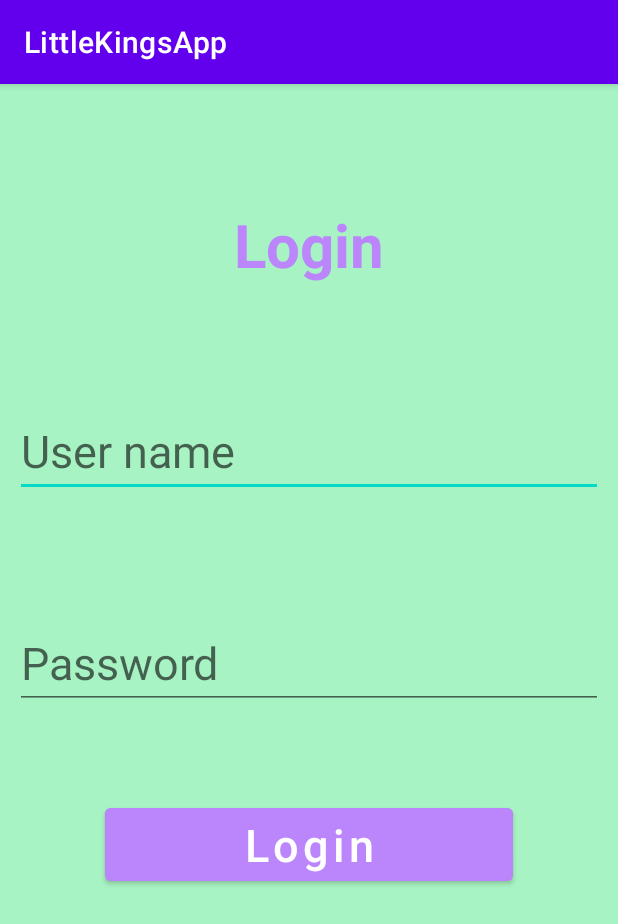
After one commit to zhua040/CafeApp, an Android app: the LoginActivity screen opened directly, with no data from a screen before it, on a phone screen of 412 x 824 dp. The commit adds this screen. Shown: the top 924 px of the screen. Run offline under Robolectric (Android 15) with nearby library versions, the phone set to English and light mode, and no system bars.

Commit message:
login done

```diff
--- /dev/null
+++ b/app/src/main/java/com/example/littlekingsapp/login/LoginActivity.java
@@ -0,0 +1,58 @@
+package com.example.littlekingsapp.login;
+
+import androidx.appcompat.app.AppCompatActivity;
+
+import android.content.Intent;
+import android.os.Bundle;
+import android.view.View;
+import android.widget.Button;
+import android.widget.EditText;
+import android.widget.Toast;
+
+import com.example.littlekingsapp.MainActivity;
+import com.example.littlekingsapp.R;
+
+public class LoginActivity extends AppCompatActivity {
+
+    private EditText username, password;
+    private Button btnLogin;
+
+    private DBHelper userDB;
+
+    @Override
+    protected void onCreate(Bundle savedInstanceState) {
+        super.onCreate(savedInstanceState);
+        setContentView(R.layout.login_activity_layout);
+
+        username = (EditText) findViewById(R.id.edt_username_login);
+        password = (EditText) findViewById(R.id.edt_password_login);
+        btnLogin = (Button) findViewById(R.id.btn_login);
+
+        userDB = new DBHelper(this);
+
+        btnLogin.setOnClickListener(new View.OnClickListener() {
+            @Override
+            public void onClick(View v) {
+                String userName = username.getText().toString();
+                String passWord = password.getText().toString();
+                if(userName.equals("")||passWord.equals("")){
+                    Toast.makeText(LoginActivity.this, "Please enter the credentials.", Toast.LENGTH_SHORT).show();
+                }else {
+                    Boolean login_result = userDB.checkusernamePassword(userName, passWord);
+                    if (login_result == true){
+
+                        Intent intent = new Intent(LoginActivity.this, MainActivity.class);
+                        intent.putExtra("user_name", userName);
+                        startActivity(intent);
+
+                    }else {
+                        Toast.makeText(LoginActivity.this, "Invalid Creditial.", Toast.LENGTH_SHORT).show();
+                    }
+
+
+                }
+            }
+        });
+
+    }
+}
--- /dev/null
+++ b/app/src/main/res/layout/login_activity_layout.xml
@@ -0,0 +1,63 @@
+<?xml version="1.0" encoding="utf-8"?>
+<androidx.constraintlayout.widget.ConstraintLayout xmlns:android="http://schemas.android.com/apk/res/android"
+    xmlns:app="http://schemas.android.com/apk/res-auto"
+    xmlns:tools="http://schemas.android.com/tools"
+    android:layout_width="match_parent"
+    android:layout_height="match_parent"
+    android:background="@color/light_green"
+    android:padding="10dp"
+    tools:context=".login.LoginActivity">
+
+    <TextView
+        android:id="@+id/textView_login"
+        android:layout_width="wrap_content"
+        android:layout_height="wrap_content"
+        android:text="Login"
+        android:textAllCaps="false"
+        android:textColor="@color/purple_200"
+        android:textSize="40sp"
+        android:textStyle="bold"
+        app:layout_constraintEnd_toEndOf="parent"
+        app:layout_constraintStart_toStartOf="parent"
+        app:layout_constraintTop_toTopOf="parent"
+        android:layout_marginTop="70dp"/>
+
+    <EditText
+        android:id="@+id/edt_username_login"
+        android:layout_width="match_parent"
+        android:layout_height="wrap_content"
+        android:hint="User name"
+        android:textSize="30dp"
+        app:layout_constraintEnd_toEndOf="parent"
+        app:layout_constraintStart_toStartOf="parent"
+        app:layout_constraintTop_toBottomOf="@id/textView_login"
+        android:layout_marginTop="80dp"/>
+
+    <EditText
+        android:id="@+id/edt_password_login"
+        android:layout_width="match_parent"
+        android:layout_height="wrap_content"
+        android:hint="Password"
+        android:textSize="30dp"
+        app:layout_constraintEnd_toEndOf="parent"
+        app:layout_constraintStart_toStartOf="parent"
+        app:layout_constraintTop_toBottomOf="@id/edt_username_login"
+        android:layout_marginTop="80dp"/>
+
+    <Button
+        android:id="@+id/btn_login"
+        android:layout_width="match_parent"
+        android:layout_height="wrap_content"
+        android:text="Login"
+        android:textAllCaps="false"
+        android:textSize="30dp"
+        app:layout_constraintEnd_toEndOf="parent"
+        app:layout_constraintStart_toStartOf="parent"
+        app:layout_constraintTop_toBottomOf="@id/edt_password_login"
+        android:layout_margin="60dp"
+        android:backgroundTint="@color/purple_200"
+        />
+
+
+
+</androidx.constraintlayout.widget.ConstraintLayout>
```
Also changed, not shown: app/src/main/AndroidManifest.xml (+15 -5 lines), app/src/main/java/com/example/littlekingsapp/MainActivity.java (+10 -0 lines), app/src/main/java/com/example/littlekingsapp/login/DBHelper.java (added, +62 -0 lines), app/src/main/java/com/example/littlekingsapp/login/Login_Mian.java (+67 -0 lines), app/src/main/res/layout/activity_main.xml (+15 -3 lines), app/src/main/res/layout/login_main_layout.xml (+6 -6 lines).
